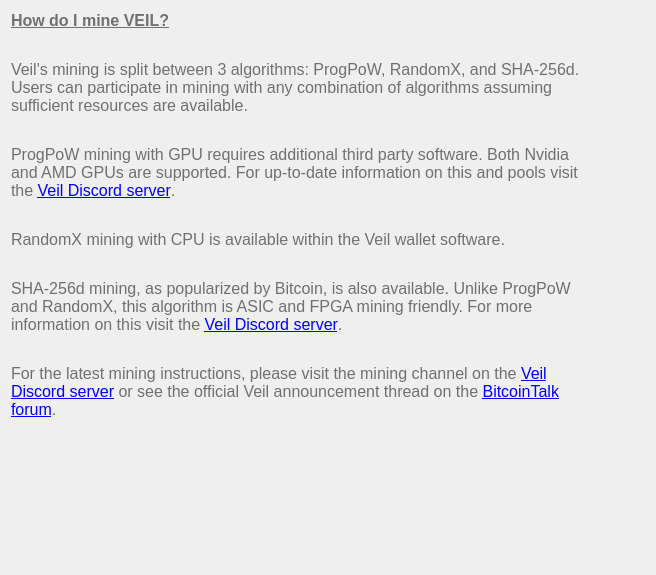
Before: the Qt Designer form src/qt/veil/forms/settingsfaq09.ui in Veil-Project/veil, drawn with Qt 5.
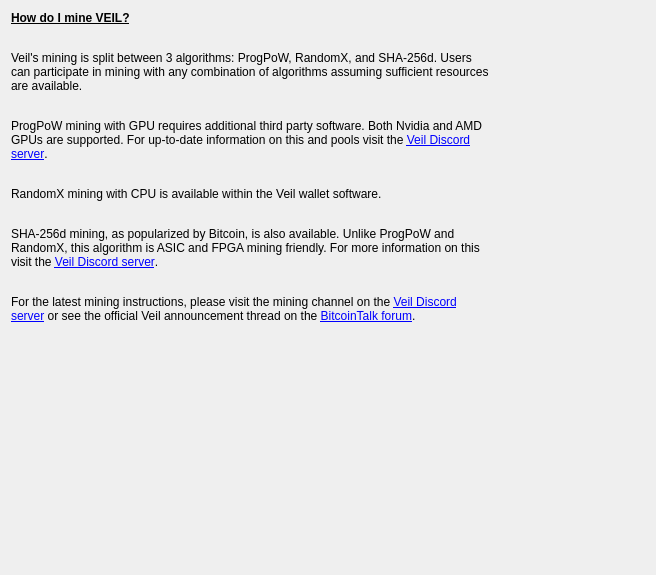
After: the same form once the commit is applied.

Diff of the .ui file:
```diff
--- a/src/qt/veil/forms/settingsfaq09.ui
+++ b/src/qt/veil/forms/settingsfaq09.ui
@@ -13,10 +13,6 @@
   <property name="windowTitle">
    <string>Form</string>
   </property>
-  <property name="styleSheet">
-   <string notr="true">font-size:16px;
-color:#707070;</string>
-  </property>
   <layout class="QVBoxLayout" name="verticalLayout">
    <property name="rightMargin">
     <number>60</number>
@@ -29,9 +25,6 @@
        <height>0</height>
       </size>
      </property>
-     <property name="styleSheet">
-      <string notr="true">font-weight:200;</string>
-     </property>
      <property name="text">
       <string>&lt;html&gt;&lt;head/&gt;&lt;body&gt;&lt;p&gt;&lt;span style=&quot;font-weight:600; text-decoration: underline;&quot;&gt;How do I mine VEIL?&lt;/span&gt;&lt;/p&gt;&lt;p&gt;&lt;span&gt;&lt;br/&gt;Veil's mining is split between 3 algorithms: ProgPoW, RandomX, and SHA-256d. Users can participate in mining with any combination of algorithms assuming sufficient resources are available.&lt;/span&gt;&lt;/p&gt;&lt;p&gt;&lt;br/&gt;&lt;span&gt;ProgPoW mining with GPU requires additional third party software. Both Nvidia and AMD GPUs are supported. For up-to-date information on this and pools visit the &lt;/span&gt;&lt;a target=&quot;_blank&quot; href=&quot;https://discord.veil-project.com/&quot;&gt;&lt;span style=&quot; text-decoration: underline; color:#0000ff;&quot;&gt;Veil Discord server&lt;/span&gt;&lt;/a&gt;&lt;span&gt;.&lt;/span&gt;&lt;/p&gt;&lt;p&gt;&lt;br/&gt;&lt;span&gt;RandomX mining with CPU is available within the Veil wallet software.&lt;/span&gt;&lt;/p&gt;&lt;p&gt;&lt;br/&gt;&lt;span&gt;SHA-256d mining, as popularized by Bitcoin, is also available. Unlike ProgPoW and RandomX, this algorithm is ASIC and FPGA mining friendly. For more information on this visit the &lt;/span&gt;&lt;a target=&quot;_blank&quot; href=&quot;https://discord.veil-project.com/&quot;&gt;&lt;span style=&quot; text-decoration: underline; color:#0000ff;&quot;&gt;Veil Discord server&lt;/span&gt;&lt;/a&gt;&lt;span&gt;.&lt;/span&gt;&lt;/p&gt;&lt;p&gt;&lt;br/&gt;&lt;span&gt;For the latest mining instructions, please visit the mining channel on the &lt;/span&gt;&lt;a target=&quot;_blank&quot; href=&quot;https://discord.veil-project.com/&quot;&gt;&lt;span style=&quot; text-decoration: underline; color:#0000ff;&quot;&gt;Veil Discord server&lt;/span&gt;&lt;/a&gt;&lt;span&gt; or see the official Veil announcement thread on the &lt;/span&gt;&lt;a target=&quot;_blank&quot; href=&quot;https://bitcointalk.org/index.php?topic=5065331.0&quot;&gt;&lt;span style=&quot; text-decoration: underline; color:#0000ff;&quot;&gt;BitcoinTalk forum&lt;/span&gt;&lt;/a&gt;&lt;span&gt;. &lt;/span&gt;&lt;/p&gt;&lt;/body&gt;&lt;/html&gt;</string>
      </property>
```
